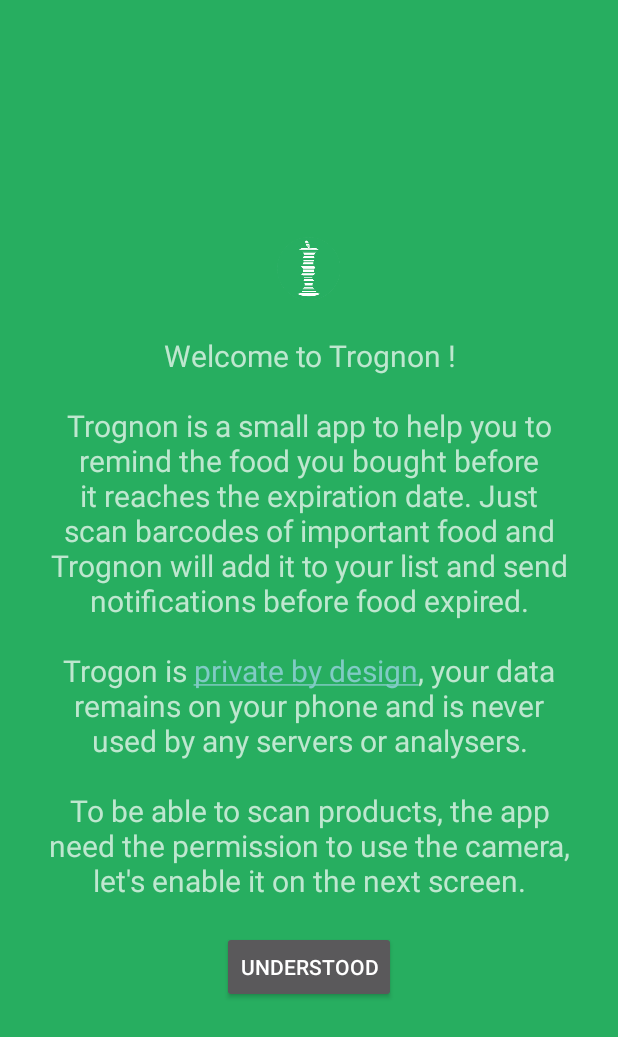
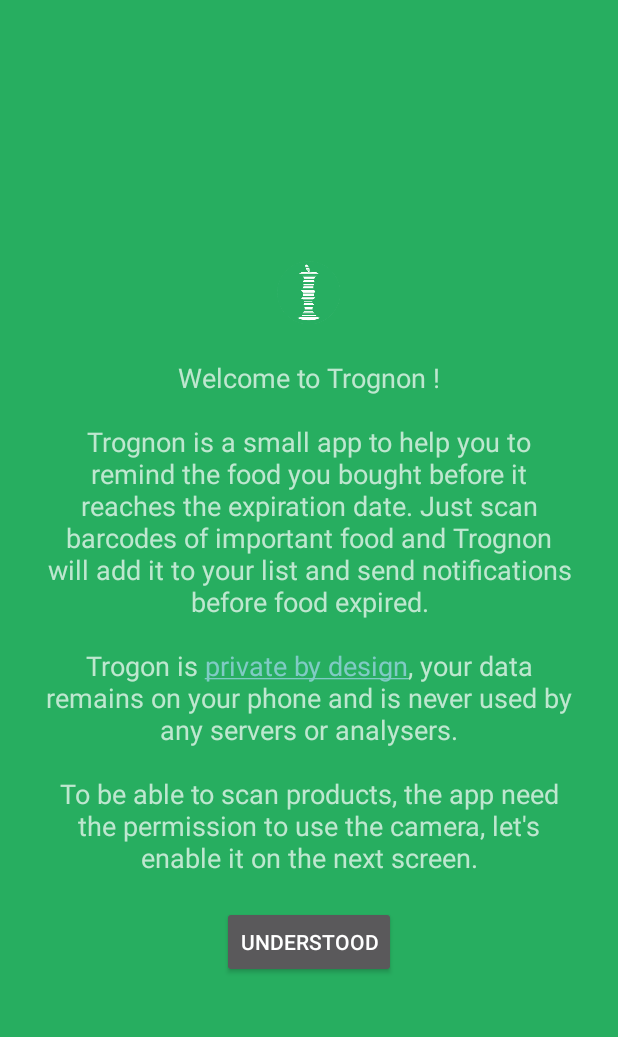
Before and after one commit to franblas/trognon, an Android app: the screen it shows after launch (OnBoardingActivity), on a phone screen of 412 x 824 dp. Shown: the top 1037 px of the screen. Run offline under Robolectric (Android 15) with nearby library versions, the phone set to English and light mode, and no system bars.

Commit message:
fix weird on boarding bug

```diff
--- a/app/build.gradle
+++ b/app/build.gradle
@@ -8,8 +8,8 @@ android {
         applicationId "trognon.food.scanner.health"
         minSdkVersion 17
         targetSdkVersion 25
-        versionCode 3
-        versionName "0.0.3"
+        versionCode 4
+        versionName "0.0.4"
     }
     buildTypes {
         release {
--- a/app/src/main/res/layout/activity_on_boarding.xml
+++ b/app/src/main/res/layout/activity_on_boarding.xml
@@ -17,13 +17,14 @@
         android:id="@+id/onBoardingTxt"
         android:layout_marginTop="20dp"
         android:layout_marginBottom="20dp"
-        android:textSize="20sp"
+        android:textSize="18sp"
         android:gravity="center"
         android:layout_width="wrap_content"
         android:layout_height="wrap_content" />
 
     <Button
         android:id="@+id/onBoardingBtn"
+        android:gravity="center"
         android:layout_width="wrap_content"
         android:layout_height="wrap_content"
         android:text="Understood" />
```
